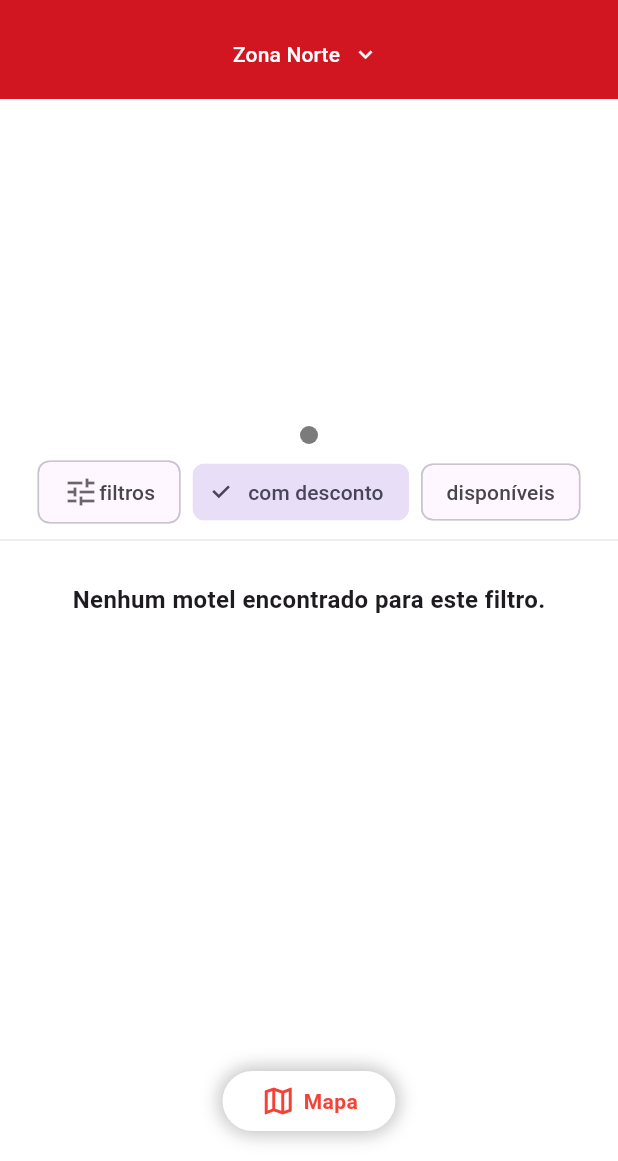
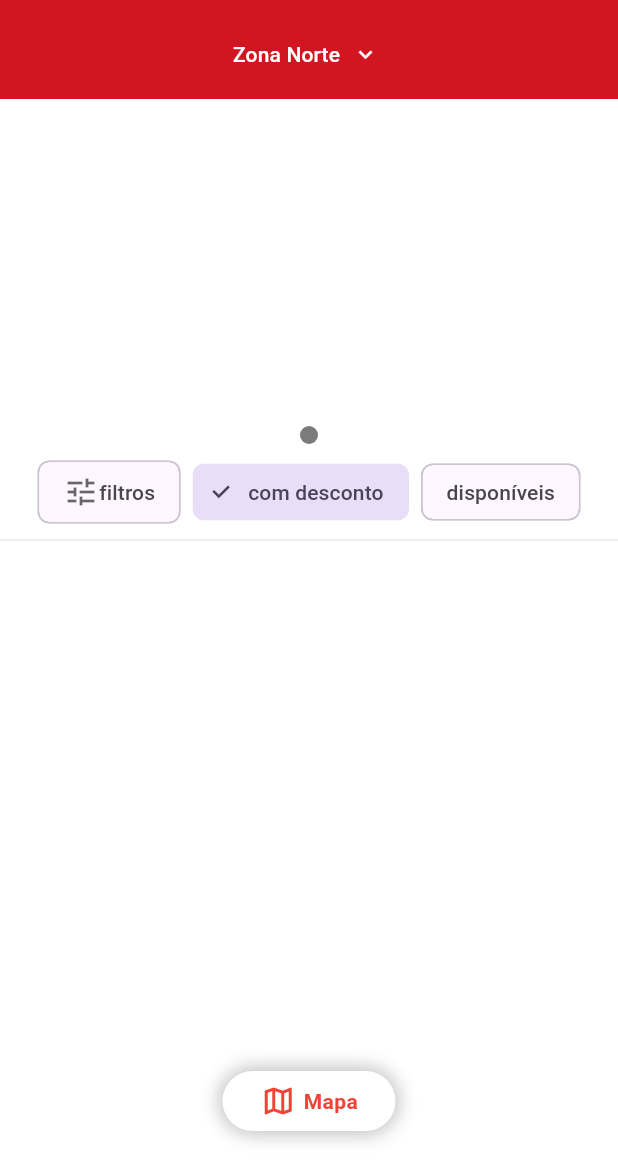
Before and after one commit to DevDaleee/TechTest-GuiaMoteis, a Flutter app: the screen it shows after launch, after a tap on "com desconto", on a phone screen of 412 x 824 dp, the part 75-1236 px from its top. Run offline on Flutter 3.47's test engine with Material 3 defaults, Android fonts, the phone set to English and light mode, and no system bars; drawn by our look-alikes of carousel_slider; our stand-ins replace flutter_svg; missing offline and left inert: animated_emoji; network calls fail.

Commit message:
refactor(home): optimize HotelCard and HomePage layout
- Remove unnecessary SingleChildScrollView and Expanded widgets
- Adjust constraints and layout in HotelCard for better rendering
- Improve feature icon sizing and constraints
- Remove debug print statements from filter application
- Enhance overall structure and readability of HomePage

```diff
--- a/lib/src/home/home_page.dart
+++ b/lib/src/home/home_page.dart
@@ -64,8 +64,6 @@ class HomePageState extends State<HomePage> {
   }
 
   void applyFilter(String filter) {
-    debugPrint("Aplicando filtro: $filter");
-
     List<MotelModel> tempList = [];
 
     if (filter == "com desconto") {
@@ -80,9 +78,6 @@ class HomePageState extends State<HomePage> {
     } else {
       tempList = List.from(motels);
     }
-
-    debugPrint(
-        "Motéis filtrados (${tempList.length}): ${tempList.map((e) => e.name).toList()}");
 
     setState(() {
       selectedFilter = filter;
@@ -102,10 +97,10 @@ class HomePageState extends State<HomePage> {
       backgroundColor: Colors.white.withAlpha(500),
       appBar: CustomAppBar(),
       drawer: CustomDrawer(),
-      body: Expanded(
-        child: Stack(
+      body: Stack(
         children: [
           Container(
+            height: MediaQuery.of(context).size.height,
             decoration: BoxDecoration(
               borderRadius: BorderRadius.vertical(top: Radius.circular(12)),
             ),
@@ -120,7 +115,6 @@ class HomePageState extends State<HomePage> {
                         borderRadius:
                             BorderRadius.vertical(top: Radius.circular(20)),
                       ),
-                        height: MediaQuery.of(context).size.height,
                       child: Column(
                         children: [
                           CarouselSlider.builder(
@@ -136,14 +130,12 @@ class HomePageState extends State<HomePage> {
                               },
                             ),
                             itemCount: motelsWithDiscount!.length,
-                              itemBuilder:
-                                  (BuildContext context, int index, _) {
+                            itemBuilder: (BuildContext context, int index, _) {
                               final motel = motelsWithDiscount![index];
                               final bestPeriod = motel.suites!
                                   .expand((suite) => suite.periods!)
                                   .map((period) {
-                                  final discountedPrice =
-                                      period.discount != null
+                                final discountedPrice = period.discount != null
                                     ? period.price! - period.discount!
                                     : period.price;
                                 return {
@@ -151,14 +143,14 @@ class HomePageState extends State<HomePage> {
                                   "originalPrice": period.price,
                                   "discount": period.discount ?? 0,
                                 };
-                                }).reduce((curr, next) =>
-                                        curr["price"]! < next["price"]!
+                              }).reduce(
+                                (curr, next) => curr["price"]! < next["price"]!
                                     ? curr
-                                            : next);
+                                    : next,
+                              );
 
                               return Padding(
-                                  padding: const EdgeInsets.symmetric(
-                                      horizontal: 10.0),
+                                padding: EdgeInsets.symmetric(horizontal: 10.0),
                                 child: PromoCard(
                                   imageUrl: motel.suites!.last.photos!.first,
                                   name: motel.name,
@@ -181,10 +173,7 @@ class HomePageState extends State<HomePage> {
                               ),
                             ),
                           ),
-                            Padding(
-                              padding:
-                                  const EdgeInsets.symmetric(horizontal: 16.0),
-                              child: SingleChildScrollView(
+                          SingleChildScrollView(
                             scrollDirection: Axis.horizontal,
                             child: Row(
                               spacing: 8,
@@ -205,50 +194,30 @@ class HomePageState extends State<HomePage> {
                                 ),
                                 FilterChip(
                                   label: Text("com desconto"),
-                                      selected:
-                                          selectedFilter == 'com desconto',
+                                  selected: selectedFilter == 'com desconto',
                                   onSelected: (_) =>
                                       applyFilter("com desconto"),
                                 ),
                                 FilterChip(
                                   label: Text("disponíveis"),
                                   selected: selectedFilter == 'disponíveis',
-                                      onSelected: (_) =>
-                                          applyFilter("disponíveis"),
+                                  onSelected: (_) => applyFilter("disponíveis"),
                                 ),
                               ],
-                                ),
                             ),
                           ),
                           Divider(
                             color: Colors.grey.withAlpha(60),
                           ),
-                            //TODO CONSERTAR O RENDER DESSE CARA AQ, TÁ FALTANDO ESPAÇO
-                            Column(
-                              children: [
                           Expanded(
                             flex: 0,
-                                  child: filteredMotels.isEmpty
-                                      ? Padding(
-                                          padding: const EdgeInsets.all(20.0),
-                                          child: Center(
-                                            child: Text(
-                                              'Nenhum motel encontrado para este filtro.',
-                                              style: TextStyle(
-                                                  fontSize: 16,
-                                                  fontWeight: FontWeight.bold),
-                                            ),
-                                          ),
-                                        )
-                                      : ListView.builder(
-                                          physics:
-                                              NeverScrollableScrollPhysics(),
+                            child: ListView.builder(
+                              physics: NeverScrollableScrollPhysics(),
                               shrinkWrap: true,
                               itemCount: filteredMotels.length,
                               itemBuilder: (context, index) {
                                 return Padding(
-                                              padding:
-                                                  const EdgeInsets.symmetric(
+                                  padding: const EdgeInsets.symmetric(
                                     vertical: 8.0,
                                     horizontal: 16.0,
                                   ),
@@ -259,8 +228,6 @@ class HomePageState extends State<HomePage> {
                                 );
                               },
                             ),
-                                ),
-                              ],
                           ),
                         ],
                       ),
@@ -314,7 +281,6 @@ class HomePageState extends State<HomePage> {
           ),
         ],
       ),
-      ),
     );
   }
 }
```
Also changed, not shown: lib/src/home/components/hotel_card.dart (+14 -13 lines). Lines whose indentation alone changed are shown as unchanged.
